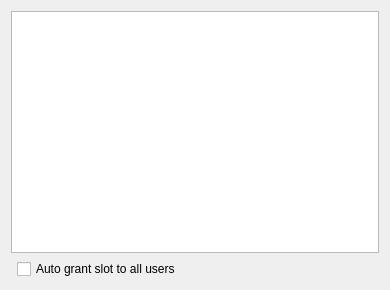
Above: eiskaltdcpp/ui/UIFavoriteUsers.ui from eiskaltdcpp/eiskaltdcpp before the change. Below: the same form after it.
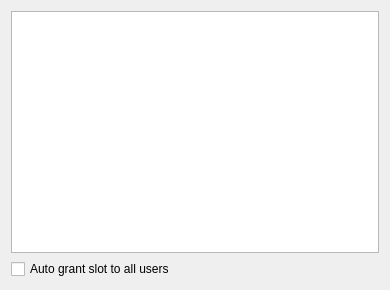
That is the form after the change.

The edit to the form file:
```diff
--- a/eiskaltdcpp/ui/UIFavoriteUsers.ui
+++ b/eiskaltdcpp/ui/UIFavoriteUsers.ui
@@ -13,8 +13,8 @@
   <property name="windowTitle">
    <string>Form</string>
   </property>
-  <layout class="QGridLayout" name="gridLayout">
-   <item row="1" column="0" colspan="3">
+  <layout class="QVBoxLayout" name="verticalLayout">
+   <item>
     <widget class="QTreeView" name="treeView">
      <property name="editTriggers">
       <set>QAbstractItemView::NoEditTriggers</set>
@@ -33,14 +33,16 @@
      </property>
     </widget>
    </item>
-   <item row="2" column="1">
+   <item>
+    <layout class="QHBoxLayout" name="horizontalLayout">
+     <item>
     <widget class="QCheckBox" name="checkBox_AUTOGRANT">
      <property name="text">
       <string>Auto grant slot to all users</string>
      </property>
     </widget>
    </item>
-   <item row="2" column="2">
+     <item>
     <spacer name="horizontalSpacer">
      <property name="orientation">
       <enum>Qt::Horizontal</enum>
@@ -52,6 +54,8 @@
       </size>
      </property>
     </spacer>
+     </item>
+    </layout>
    </item>
   </layout>
  </widget>
```
Lines whose indentation alone changed are shown as unchanged.
